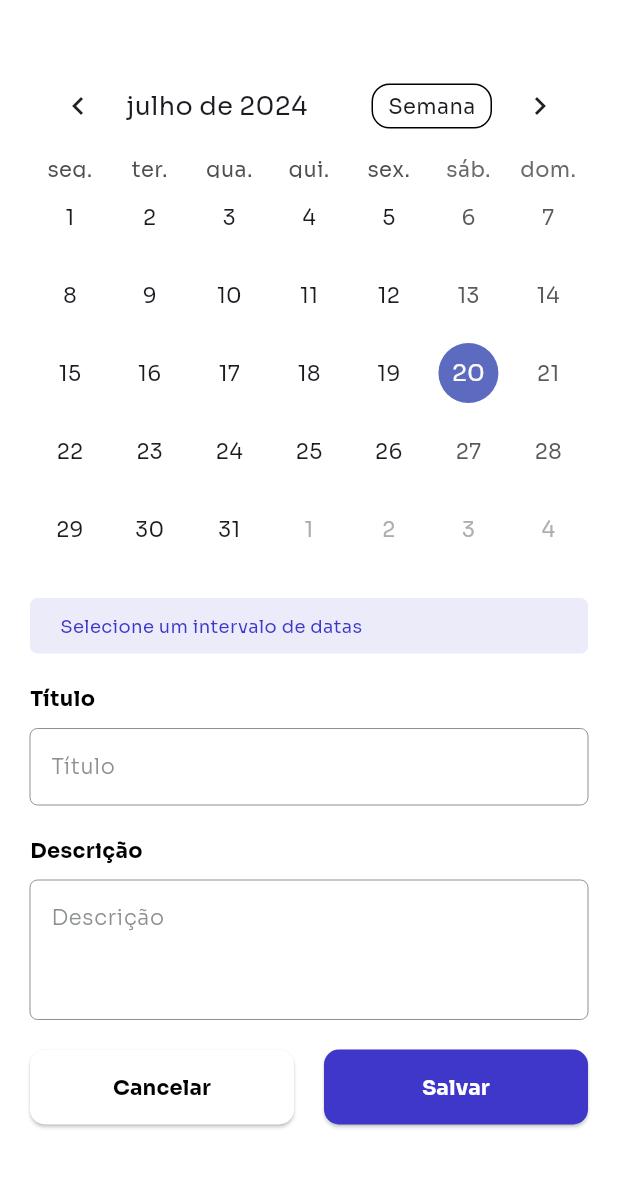
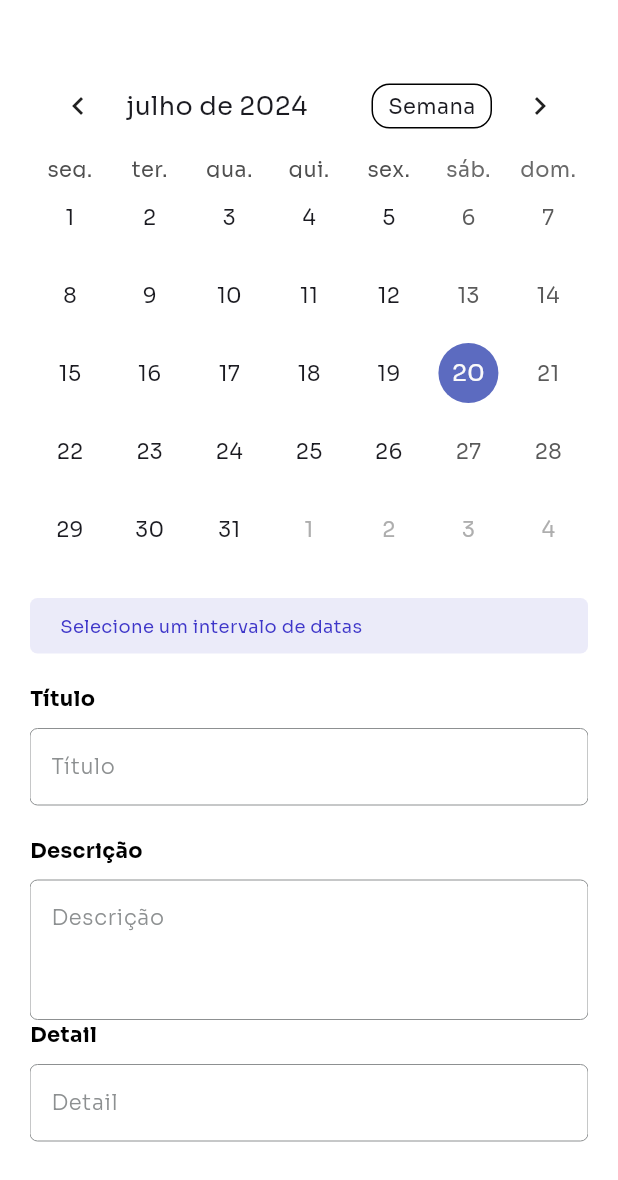
Before and after one commit to rodrigodiasflamia/projetoDesenvolvimentoMobile, a Flutter app: the NewTaskScreen screen opened directly, on a phone screen of 412 x 824 dp, the part 56-1236 px from its top. Run offline on Flutter 3.47's test engine with Material 3 defaults, Android fonts, the light colour scheme and no system bars; drawn by our look-alikes of table_calendar; our stand-ins replace flutter_bloc, flutter_svg, shared_preferences; accounts and stored records are empty.

Commit message:
Adicionado atribuido details

```diff
--- a/lib/tasks/data/local/model/task_model.dart
+++ b/lib/tasks/data/local/model/task_model.dart
@@ -5,6 +5,7 @@ class TaskModel {
   DateTime? startDateTime;
   DateTime? stopDateTime;
   bool completed;
+  String detail;
 
   TaskModel({
     required this.id,
@@ -13,6 +14,7 @@ class TaskModel {
     required this.startDateTime,
     required this.stopDateTime,
     this.completed = false,
+    required this.detail,
   });
 
   Map<String, dynamic> toJson() {
@@ -23,6 +25,7 @@ class TaskModel {
       'completed': completed,
       'startDateTime': startDateTime?.toIso8601String(),
       'stopDateTime': stopDateTime?.toIso8601String(),
+      'detail': detail,
     };
   }
 
@@ -34,6 +37,7 @@ class TaskModel {
       completed: json['completed'],
       startDateTime: DateTime.parse(json['startDateTime']),
       stopDateTime: DateTime.parse(json['stopDateTime']),
+      detail: json['detail'],
     );
   }
 
@@ -41,6 +45,6 @@ class TaskModel {
   String toString() {
     return 'TaskModel{id: $id, title: $title, description: $description, '
         'startDateTime: $startDateTime, stopDateTime: $stopDateTime, '
-        'completed: $completed}';
+        'completed: $completed, detail: $detail}';
   }
 }
--- a/lib/tasks/presentation/bloc/tasks_bloc.dart
+++ b/lib/tasks/presentation/bloc/tasks_bloc.dart
@@ -31,6 +31,9 @@ class TasksBloc extends Bloc<TasksEvent, TasksState> {
       }
       if (event.taskModel.stopDateTime == null) {
         return emit(AddTaskFailure(error: 'Faltou a data de fim'));
+      }
+      if (event.taskModel.detail == null) {
+        return emit(AddTaskFailure(error: 'Detail não pode ser vazio'));
       }
       await taskRepository.createNewTask(event.taskModel);
       emit(AddTasksSuccess());
--- a/lib/tasks/presentation/pages/new_task_screen.dart
+++ b/lib/tasks/presentation/pages/new_task_screen.dart
@@ -22,6 +22,7 @@ class NewTaskScreen extends StatefulWidget {
 class _NewTaskScreenState extends State<NewTaskScreen> {
   TextEditingController title = TextEditingController();
   TextEditingController description = TextEditingController();
+  TextEditingController detail = TextEditingController();
 
   CalendarFormat _calendarFormat = CalendarFormat.month;
   DateTime _focusedDay = DateTime.now();
@@ -154,6 +155,22 @@ class _NewTaskScreenState extends State<NewTaskScreen> {
                               inputType: TextInputType.multiline,
                               fillColor: kWhiteColor,
                               onChange: (value) {}),
+                          buildText(
+                              'Detail',
+                              kBlackColor,
+                              textMedium,
+                              FontWeight.bold,
+                              TextAlign.start,
+                              TextOverflow.clip),
+                          const SizedBox(
+                            height: 10,
+                          ),
+                          BuildTextField(
+                              hint: "Detail",
+                              controller: detail,
+                              inputType: TextInputType.text,
+                              fillColor: kWhiteColor,
+                              onChange: (value) {}),
                           const SizedBox(height: 20),
                           Row(
                             children: [
@@ -217,7 +234,8 @@ class _NewTaskScreenState extends State<NewTaskScreen> {
                                           title: title.text,
                                           description: description.text,
                                           startDateTime: _rangeStart,
-                                          stopDateTime: _rangeEnd);
+                                          stopDateTime: _rangeEnd,
+                                          detail: detail.text);
                                       context.read<TasksBloc>().add(
                                           AddNewTaskEvent(
                                               taskModel: taskModel));
--- a/lib/tasks/presentation/pages/update_task_screen.dart
+++ b/lib/tasks/presentation/pages/update_task_screen.dart
@@ -24,6 +24,7 @@ class UpdateTaskScreen extends StatefulWidget {
 class _UpdateTaskScreenState extends State<UpdateTaskScreen> {
   TextEditingController title = TextEditingController();
   TextEditingController description = TextEditingController();
+  TextEditingController detail = TextEditingController();
 
   CalendarFormat _calendarFormat = CalendarFormat.month;
   DateTime _focusedDay = DateTime.now();
@@ -54,6 +55,7 @@ class _UpdateTaskScreenState extends State<UpdateTaskScreen> {
     _selectedDay = _focusedDay;
     _rangeStart = widget.taskModel.startDateTime;
     _rangeEnd = widget.taskModel.stopDateTime;
+    detail.text = widget.taskModel.detail;
     super.initState();
   }
 
@@ -167,6 +169,22 @@ class _UpdateTaskScreenState extends State<UpdateTaskScreen> {
                               inputType: TextInputType.multiline,
                               fillColor: kWhiteColor,
                               onChange: (value) {}),
+                          buildText(
+                              'Detail',
+                              kBlackColor,
+                              textMedium,
+                              FontWeight.bold,
+                              TextAlign.start,
+                              TextOverflow.clip),
+                              const SizedBox(
+                                height: 10,
+                              ),
+                          BuildTextField(
+                              hint: "Detail",
+                              controller: detail,
+                              inputType: TextInputType.text,
+                              fillColor: kWhiteColor,
+                              onChange: (value) {}),
                           const SizedBox(height: 20),
                           SizedBox(
                             width: size.width,
@@ -193,7 +211,8 @@ class _UpdateTaskScreenState extends State<UpdateTaskScreen> {
                                       description: description.text,
                                       completed: widget.taskModel.completed,
                                       startDateTime: _rangeStart,
-                                      stopDateTime: _rangeEnd);
+                                      stopDateTime: _rangeEnd,
+                                      detail: detail.text);
                                   context.read<TasksBloc>().add(
                                       UpdateTaskEvent(taskModel: taskModel));
                                 },
--- a/lib/tasks/presentation/widget/task_item_view.dart
+++ b/lib/tasks/presentation/widget/task_item_view.dart
@@ -36,7 +36,8 @@ class _TaskItemViewState extends State<TaskItemView> {
                       description: widget.taskModel.description,
                       completed: !widget.taskModel.completed,
                       startDateTime: widget.taskModel.startDateTime,
-                      stopDateTime: widget.taskModel.stopDateTime);
+                      stopDateTime: widget.taskModel.stopDateTime,
+                      detail: widget.taskModel.detail);
                   context
                       .read<TasksBloc>()
                       .add(UpdateTaskEvent(taskModel: taskModel));
```
Also changed, not shown: pubspec.lock, 1 other file.
